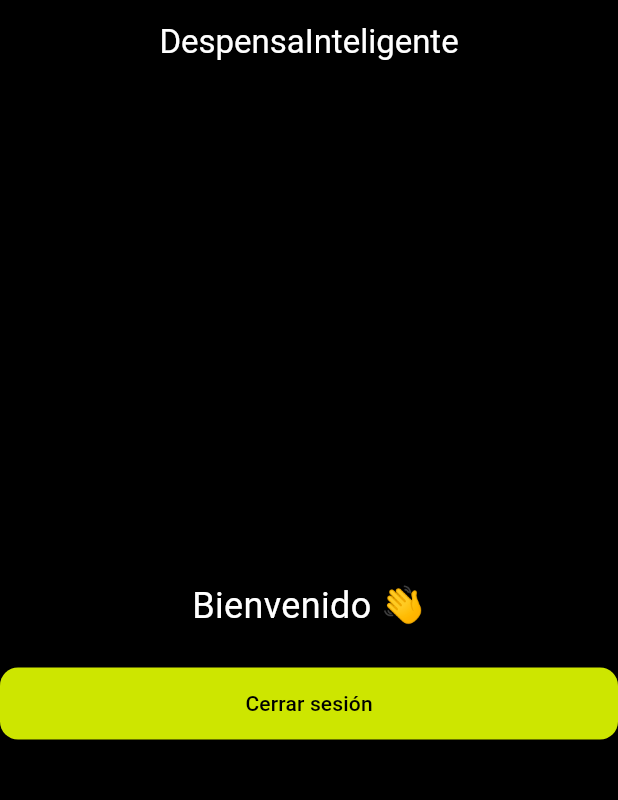
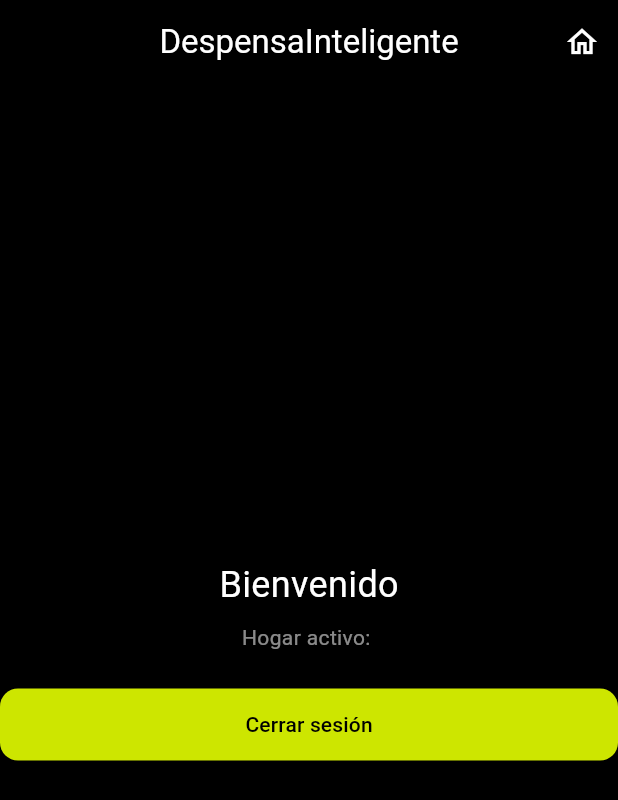
Before and after one commit to Pipedsl/despensa_inteligente, a Flutter app: the screen it shows once a user with an empty profile is signed in, on a phone screen of 412 x 824 dp. Shown: the top 800 px of the screen. Run offline on Flutter 3.47's test engine with Material 3 defaults, Android fonts, the phone set to English and light mode, and no system bars; our stand-ins replace cloud_firestore, firebase_auth, firebase_core, flutter_riverpod, go_router; accounts and stored records are empty; Roboto replaces fonts that are missing (Bricolage Grotesque).

Commit message:
feat(fase-1): DashboardScreen shows hogar name and mis hogares link

```diff
--- a/lib/features/home/presentation/dashboard_screen.dart
+++ b/lib/features/home/presentation/dashboard_screen.dart
@@ -1,5 +1,7 @@
 import 'package:flutter/material.dart';
 import 'package:flutter_riverpod/flutter_riverpod.dart';
+import 'package:go_router/go_router.dart';
+import 'package:despensa_inteligente/features/auth/data/usuario_providers.dart';
 import 'package:despensa_inteligente/services/auth.service.dart';
 
 class DashboardScreen extends ConsumerWidget {
@@ -7,19 +9,36 @@ class DashboardScreen extends ConsumerWidget {
 
   @override
   Widget build(BuildContext context, WidgetRef ref) {
+    final usuarioAsync = ref.watch(usuarioStreamProvider);
+    final nombre = usuarioAsync.asData?.value?.displayName ?? '';
+    final hogar = usuarioAsync.asData?.value?.hogarActivo;
+
     return Scaffold(
       appBar: AppBar(
         title: const Text('DespensaInteligente'),
         centerTitle: true,
+        actions: [
+          IconButton(
+            icon: const Icon(Icons.home_outlined),
+            tooltip: 'Mis hogares',
+            onPressed: () => context.push('/hogares'),
+          ),
+        ],
       ),
       body: Center(
         child: Column(
           mainAxisAlignment: MainAxisAlignment.center,
           children: [
-            const Text(
-              'Bienvenido 👋',
-              style: TextStyle(fontSize: 24),
+            Text(
+              nombre.isNotEmpty ? '¡Hola, $nombre!' : 'Bienvenido',
+              style: const TextStyle(fontSize: 24),
             ),
+            const SizedBox(height: 8),
+            if (hogar != null)
+              Text(
+                'Hogar activo: $hogar',
+                style: const TextStyle(color: Colors.white54, fontSize: 14),
+              ),
             const SizedBox(height: 24),
             FilledButton(
               onPressed: () => ref.read(authServiceProvider).signOut(),
```
Also changed, not shown: 1 other file.
